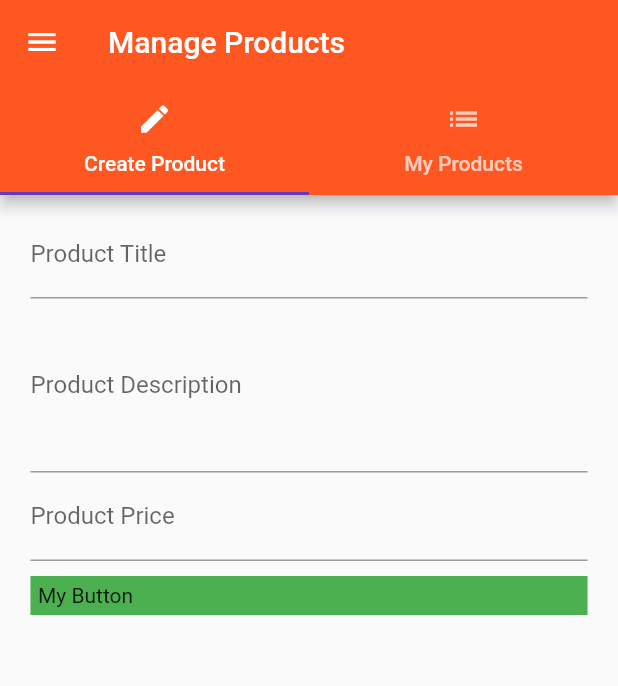
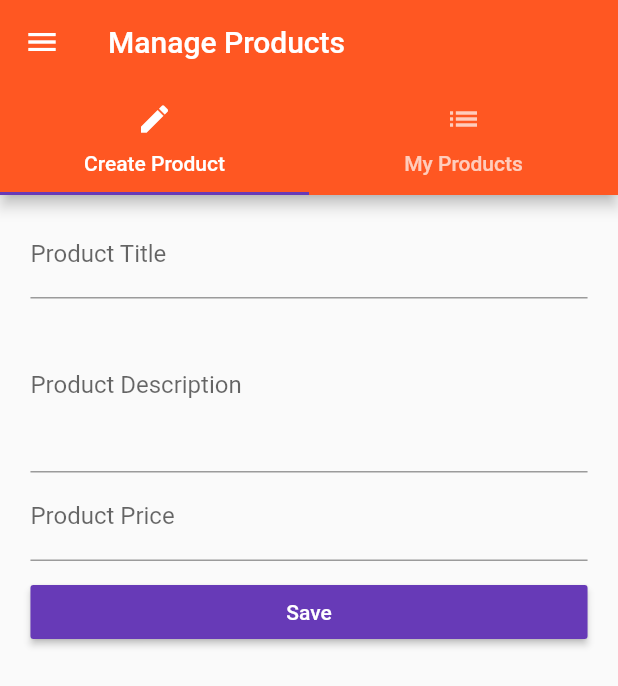
Before and after one commit to Vitaly-V/EasyList, a Flutter app: the ProductsAdminPage screen opened by its route, on a phone screen of 412 x 824 dp. Shown: the top 686 px of the screen. Run offline on Flutter 3.47's test engine with Material 2 defaults, Android fonts, the light colour scheme and no system bars.

Commit message:
Forms and validation

```diff
--- a/lib/pages/product_create.dart
+++ b/lib/pages/product_create.dart
@@ -15,11 +15,17 @@ class _ProductCreatePageState extends State<ProductCreatePage> {
   String _titleValue;
   String _descriptionValue;
   double _priceValue;
+  final GlobalKey<FormState> _formKey = GlobalKey<FormState>();
 
   Widget _buildTitleTextField() {
-    return TextField(
+    return TextFormField(
       decoration: InputDecoration(labelText: 'Product Title'),
-      onChanged: (String value) {
+      validator: (String value) {
+        if (value.isEmpty) {
+          return 'Title is required';
+        }
+      },
+      onSaved: (String value) {
         setState(() {
           _titleValue = value;
         });
@@ -28,10 +34,10 @@ class _ProductCreatePageState extends State<ProductCreatePage> {
   }
 
   Widget _buildDescriptionTextField() {
-    return TextField(
+    return TextFormField(
       maxLines: 4,
       decoration: InputDecoration(labelText: 'Product Description'),
-      onChanged: (String value) {
+      onSaved: (String value) {
         setState(() {
           _descriptionValue = value;
         });
@@ -40,10 +46,10 @@ class _ProductCreatePageState extends State<ProductCreatePage> {
   }
 
   Widget _buildPriceTextField() {
-    return TextField(
+    return TextFormField(
       keyboardType: TextInputType.number,
       decoration: InputDecoration(labelText: 'Product Price'),
-      onChanged: (String value) {
+      onSaved: (String value) {
         setState(() {
           _priceValue = double.parse(value);
         });
@@ -52,6 +58,10 @@ class _ProductCreatePageState extends State<ProductCreatePage> {
   }
 
   void _submitForm() {
+    if(!_formKey.currentState.validate()) {
+      return;
+    }
+    _formKey.currentState.save();
     final Map<String, dynamic> product = {
       'title': _titleValue,
       'description': _descriptionValue,
@@ -69,6 +79,8 @@ class _ProductCreatePageState extends State<ProductCreatePage> {
     final double targetPadding = deviceWidth - targetWidth;
     return Container(
       margin: EdgeInsets.all(10.0),
+      child: Form(
+        key: _formKey,
         child: ListView(
           padding: EdgeInsets.symmetric(horizontal: targetPadding / 2),
           children: <Widget>[
@@ -78,20 +90,21 @@ class _ProductCreatePageState extends State<ProductCreatePage> {
             SizedBox(
               height: 10.0,
             ),
-          /*RaisedButton(
+            RaisedButton(
               child: Text('Save'),
               textColor: Colors.white,
               onPressed: _submitForm,
-          )*/
-          GestureDetector(
+            ),
+            /*GestureDetector(
             onTap: _submitForm,
             child: Container(
               color: Colors.green,
               padding: EdgeInsets.all(5.0),
               child: Text('My Button'),
             ),
+          ),*/
+          ],
         ),
-        ],
       ),
     );
   }
```
Lines whose indentation alone changed are shown as unchanged.
